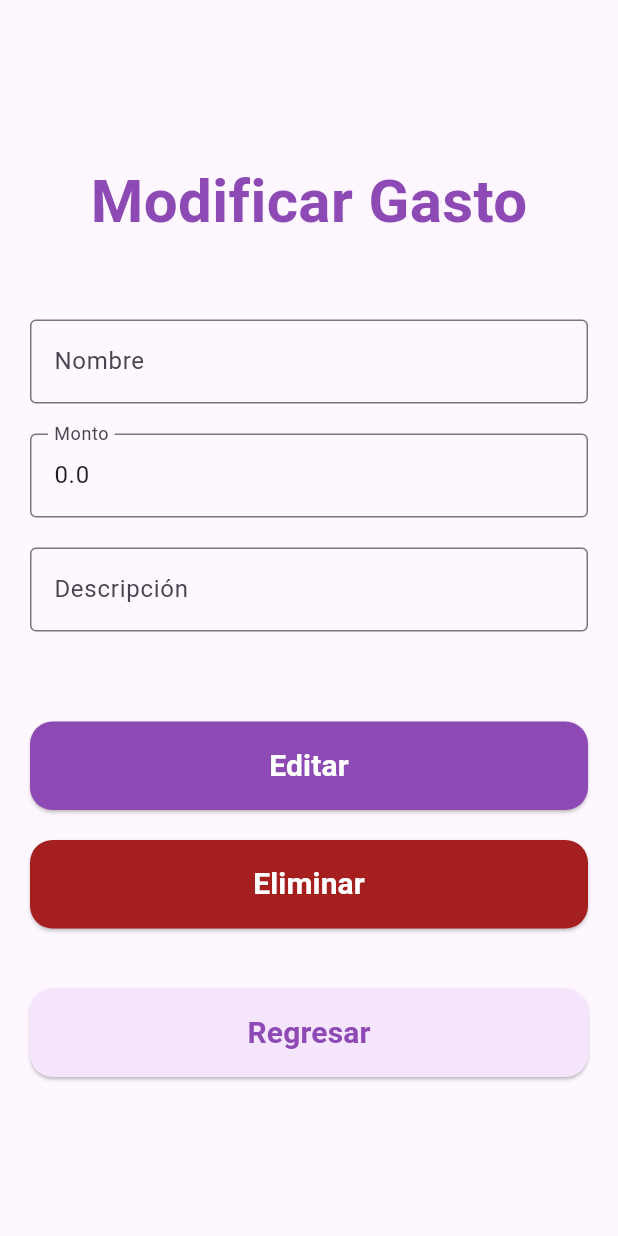
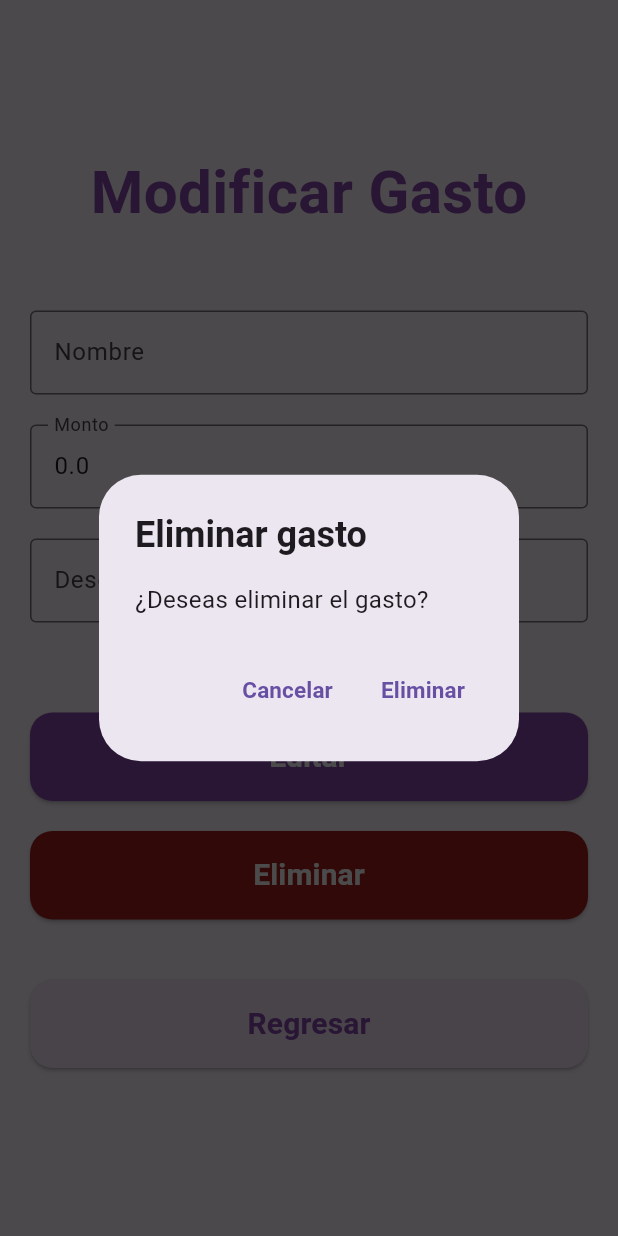
Before and after one commit to Dainerdev/flutter-app-2, a Flutter app: the EditExpenseScreen screen opened directly with empty values, after a tap on "Eliminar", on a phone screen of 412 x 824 dp. Run offline on Flutter 3.47's test engine with Material 3 defaults, Android fonts, the phone set to English and light mode, and no system bars; our stand-ins replace shared_preferences; accounts and stored records are empty.

Commit message:
Metodo para eliminar gasto aplicado en el boton

```diff
--- a/lib/ui/expenseScreens/expense.edit.dart
+++ b/lib/ui/expenseScreens/expense.edit.dart
@@ -97,6 +97,60 @@ class _EditExpenseScreenState extends State<EditExpenseScreen> {
     }
   }
 
+  // Metodo para eliminar gasto
+  Future<void> _deleteExpense() async {
+    final response = await _removeExpense(widget.expense.id.toString());
+    if (response.statusCode == 200) {
+      Navigator.pop(context); // Regresar a la pantalla anterior
+
+      showDialog(
+        context: context,
+        barrierDismissible: false,
+        builder: (BuildContext context) {
+          return AlertDialog(
+            title: const Text('Notifiación!'),
+            content: const Text('Gasto eliminado con éxito.'),
+            actions: [
+              TextButton(
+                onPressed: () {
+                  Navigator.of(context).pop();
+                },
+                child: const Text('Entendido'),
+              ),
+            ],
+          );
+        }
+      );
+
+    } else {
+
+      showDialog(
+        context: context,
+        barrierDismissible: false,
+        builder: (BuildContext context) {
+          return AlertDialog(
+            title: const Text('Notifiación!'),
+            content: const Text('Error al eliminar el gasto.'),
+            actions: [
+              TextButton(
+                onPressed: () {
+                  Navigator.of(context).pop();
+                },
+                child: const Text('Entendido'),
+              ),
+            ],
+          );
+        }
+      );
+    }
+  }
+
+  // Comunicacion con la API para eliminar el gasto
+  Future<http.Response> _removeExpense(String id) async {
+    final apiUrl = Uri.parse('http://10.0.2.2:3312/api/expenses/$id');
+    return await http.delete(apiUrl);
+  }
+
   // Enviar los datos nuevos a la API
   Future<http.Response> _updateExpense(Expense expense) async {
     final apiUrl = Uri.parse('http://10.0.2.2:3312/api/expenses/edit/${expense.id}');
@@ -115,11 +169,12 @@ class _EditExpenseScreenState extends State<EditExpenseScreen> {
   @override
   Widget build(BuildContext context) {
     return Scaffold(
-      body: Padding(
-        padding: const EdgeInsets.symmetric(horizontal: 20.0),
+      body: SingleChildScrollView(
+        padding: const EdgeInsets.symmetric(horizontal: 20.0, vertical: 100.0),
         child: Center(
           child: Column(
             mainAxisAlignment: MainAxisAlignment.center,
+            crossAxisAlignment: CrossAxisAlignment.center,
             children: [
               const Text(
                 'Modificar Gasto',
@@ -188,7 +243,60 @@ class _EditExpenseScreenState extends State<EditExpenseScreen> {
 
               ElevatedButton(
                 onPressed: (){
-
+                  showDialog(
+                    context: context,
+                    barrierDismissible: false,
+                    barrierColor: Color.fromARGB(180, 0, 0, 0),
+                    builder: (BuildContext context) {
+                      return AlertDialog(
+                        title: Text('Eliminar gasto',
+                          style: TextStyle(
+                            fontWeight: FontWeight.bold
+                          ),
+                        ),
+                        content: SingleChildScrollView(
+                          child: ListBody(
+                            children: [
+                              Text(
+                                '¿Deseas eliminar el gasto?',
+                                style: TextStyle(
+                                  fontSize: 16
+                                ),
+                              ),
+                            ],
+                          ),
+                        ),
+                        actions: [
+                          TextButton(
+                            onPressed: (){
+                              Navigator.of(context).pop();
+                            },
+                            child: const Text(
+                              'Cancelar',
+                              style: TextStyle(
+                                fontSize: 15,
+                                fontWeight: FontWeight.bold
+                              ),
+                            )
+                          ),
+                          TextButton(
+                            onPressed: (){
+                              Navigator.of(context).pop();
+                              // metodo eliminar
+                              _deleteExpense();
+                            },
+                            child: const Text(
+                              'Eliminar',
+                              style: TextStyle(
+                                fontSize: 15,
+                                fontWeight: FontWeight.bold
+                              ),
+                            )
+                          )
+                        ],
+                      );
+                    }
+                  );
                 },
                 style: ElevatedButton.styleFrom(
                   backgroundColor: const Color.fromARGB(255, 165, 31, 31),
```
